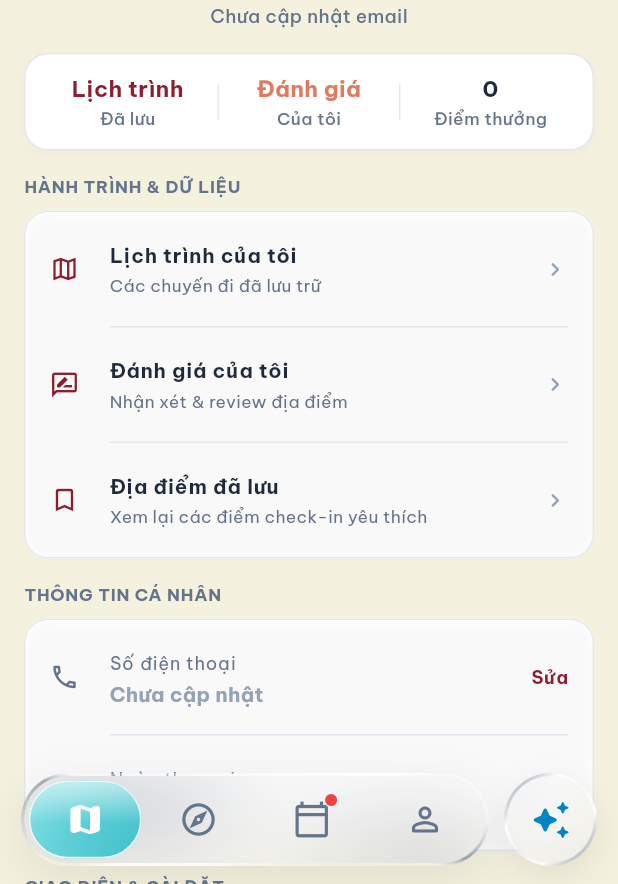
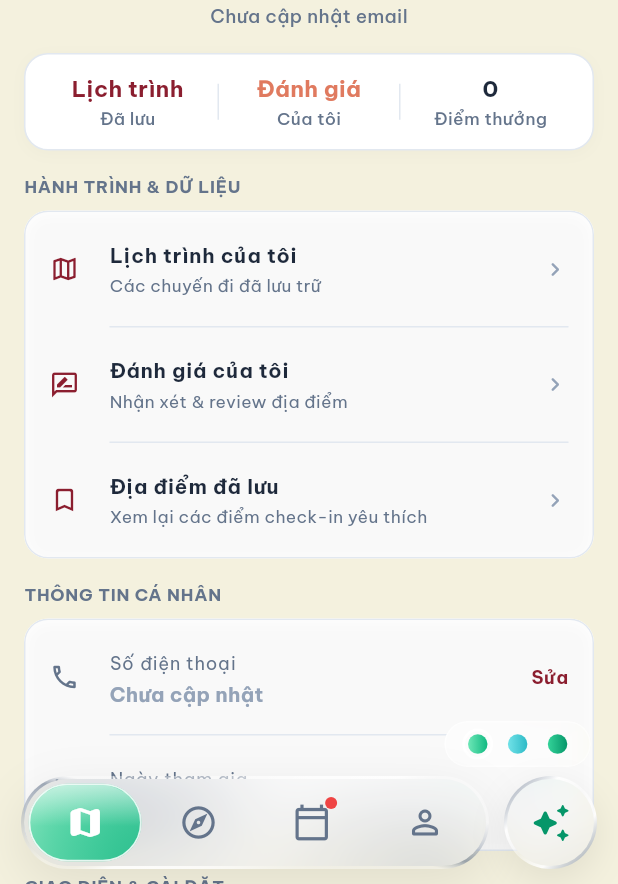
Before and after one commit to nhattminh1204/codo-ky, a Flutter app: the screen it shows once a user with an empty profile is signed in, after a tap on the "person" icon, on a phone screen of 412 x 824 dp, the part 352-1236 px from its top. Run offline on Flutter 3.47's test engine with Material 3 defaults, Android fonts, the phone set to English and light mode, and no system bars; our stand-ins replace cloud_firestore, dio, firebase_auth, firebase_core, flutter_dotenv, flutter_map and 13 more; missing offline and left inert: flutter_map_marker_cluster; accounts and stored records are empty.

Commit message:
style(ui): set Emerald Mint (0xFF6EE7B7 -> 0xFF10B981) as primary default dock theme

```diff
--- a/lib/shared/widgets/main_shell_layout.dart
+++ b/lib/shared/widgets/main_shell_layout.dart
@@ -6,12 +6,6 @@ import 'package:go_router/go_router.dart';
 import '../../core/theme/motion.dart';
 
 /// 1. GRADIENT CHO THANH NAV CAPSULE (DẠNG RỘNG)
-/// Tính TOÁN ĐỘNG góc bo thật của capsule dựa trên width/height thực tế,
-/// để đảm bảo vệt màu xám/trắng luôn nằm đúng tại góc bo (không còn hardcode
-/// theo một tỉ lệ cố định như trước).
-///
-/// - Góc DƯỚI-PHẢI & TRÊN-TRÁI: XÁM (đường chéo 45° "trên trái - dưới phải")
-/// - Góc DƯỚI-TRÁI & TRÊN-PHẢI: TRẮNG SÁNG
 SweepGradient buildNavGlassBorderGradient({
   required Color greyBorder,
   required Color whiteBorder,
@@ -19,34 +13,32 @@ SweepGradient buildNavGlassBorderGradient({
   required double width,
   required double height,
 }) {
-  final double r = height / 2; // bán kính bo 2 đầu capsule (stadium shape)
+  final double r = height / 2;
   final double halfW = width / 2;
   final double halfH = height / 2;
 
-  // Góc thực (độ) từ tâm hình đến điểm bo góc của capsule.
-  // Nếu halfW <= r (capsule quá ngắn / gần tròn), fallback về 45°.
   final double cornerDeg = (halfW > r)
       ? math.atan(halfH / (halfW - r)) * 180 / math.pi
       : 45.0;
 
-  const double spread = 3.5; // độ rộng vệt màu quanh mỗi góc, chỉnh tuỳ ý
+  const double spread = 3.5;
 
   double n(double deg) => (deg % 360) / 360;
 
   final double brIn = n(cornerDeg - spread);
-  final double br = n(cornerDeg); // GÓC DƯỚI-PHẢI (xám)
+  final double br = n(cornerDeg);
   final double brOut = n(cornerDeg + spread);
 
   final double blIn = n(180 - cornerDeg - spread);
-  final double bl = n(180 - cornerDeg); // GÓC DƯỚI-TRÁI (trắng)
+  final double bl = n(180 - cornerDeg);
   final double blOut = n(180 - cornerDeg + spread);
 
   final double tlIn = n(180 + cornerDeg - spread);
-  final double tl = n(180 + cornerDeg); // GÓC TRÊN-TRÁI (xám)
+  final double tl = n(180 + cornerDeg);
   final double tlOut = n(180 + cornerDeg + spread);
 
   final double trIn = n(360 - cornerDeg - spread);
-  final double tr = n(360 - cornerDeg); // GÓC TRÊN-PHẢI (trắng)
+  final double tr = n(360 - cornerDeg);
   final double trOut = n(360 - cornerDeg + spread);
 
   return SweepGradient(
@@ -54,19 +46,19 @@ SweepGradient buildNavGlassBorderGradient({
     startAngle: 0.0,
     endAngle: math.pi * 2,
     colors: [
-      fadedBorder, // 0.00: Khép vòng seamless
-      greyBorder, // GÓC BO DƯỚI - PHẢI: XÁM
+      fadedBorder,
+      greyBorder,
       fadedBorder,
       fadedBorder,
-      whiteBorder, // GÓC BO DƯỚI - TRÁI: TRẮNG SÁNG
+      whiteBorder,
       fadedBorder,
       fadedBorder,
-      greyBorder, // GÓC BO TRÊN - TRÁI: XÁM
+      greyBorder,
       fadedBorder,
       fadedBorder,
-      whiteBorder, // GÓC BO TRÊN - PHẢI: TRẮNG SÁNG
+      whiteBorder,
       fadedBorder,
-      fadedBorder, // 1.00: Khép vòng 100%
+      fadedBorder,
     ],
     stops: [
       0.0,
@@ -87,7 +79,6 @@ SweepGradient buildNavGlassBorderGradient({
 }
 
 /// 2. GRADIENT CHO NÚT AI TRÒN (TỶ LỆ 1:1)
-/// Nút AI dạng tròn hình học 1:1 dùng LinearGradient đường chéo 45° đối xứng chuẩn góc.
 LinearGradient buildAIButtonGlassBorderGradient({
   required Color greyBorder,
   required Color whiteBorder,
@@ -97,15 +88,55 @@ LinearGradient buildAIButtonGlassBorderGradient({
     begin: Alignment.topLeft,
     end: Alignment.bottomRight,
     colors: [
-      greyBorder, // Góc TRÊN - TRÁI (XÁM)
-      whiteBorder, // Góc TRÊN - PHẢI (TRẮNG SÁNG)
-      fadedBorder, // Tâm giữa (MỜ)
-      whiteBorder, // Góc DƯỚI - TRÁI (TRẮNG SÁNG)
-      greyBorder, // Góc DƯỚI - PHẢI (XÁM)
+      greyBorder,
+      whiteBorder,
+      fadedBorder,
+      whiteBorder,
+      greyBorder,
     ],
     stops: const [0.0, 0.30, 0.50, 0.70, 1.0],
   );
 }
+
+class _DockColorPalette {
+  final String name;
+  final List<Color> gradientColors;
+  final Color shadowColor;
+  final Color activeIconLight;
+  final Color activeIconDark;
+
+  const _DockColorPalette({
+    required this.name,
+    required this.gradientColors,
+    required this.shadowColor,
+    required this.activeIconLight,
+    required this.activeIconDark,
+  });
+}
+
+const _dockPalettes = [
+  _DockColorPalette(
+    name: 'Emerald Mint 🍃',
+    gradientColors: [Color(0xFF6EE7B7), Color(0xFF10B981)],
+    shadowColor: Color(0xFF10B981),
+    activeIconLight: Color(0xFF059669),
+    activeIconDark: Color(0xFF6EE7B7),
+  ),
+  _DockColorPalette(
+    name: 'Electric Cyan ⚡',
+    gradientColors: [Color(0xFF71E2E8), Color(0xFF2DBAC6)],
+    shadowColor: Color(0xFF2DBAC6),
+    activeIconLight: Color(0xFF0284C7),
+    activeIconDark: Color(0xFF38BDF8),
+  ),
+  _DockColorPalette(
+    name: 'Deep Emerald 🟢',
+    gradientColors: [Color(0xFF34D399), Color(0xFF059669)],
+    shadowColor: Color(0xFF059669),
+    activeIconLight: Color(0xFF059669),
+    activeIconDark: Color(0xFF34D399),
+  ),
+];
 
 class _NavItemData {
   final IconData icon;
@@ -135,6 +166,8 @@ class MainShellLayout extends StatefulWidget {
 }
 
 class _MainShellLayoutState extends State<MainShellLayout> {
+  int _paletteIndex = 0; // 0: Electric Cyan, 1: Emerald Jade, 2: Eco Bamboo
+
   void _onItemTapped(int index, BuildContext context) {
     HapticFeedback.lightImpact();
     widget.navigationShell.goBranch(
@@ -143,8 +176,6 @@ class _MainShellLayoutState extends State<MainShellLayout> {
     );
   }
 
-  /// Ánh xạ branchIndex sang vi trí Tab hiển thị trong thanh Capsule.
-  /// Nếu chọn branchIndex = 2 (Nút Trợ Lý AI), trả về -1 để ẩn Active Pill trong Capsule.
   int _getActiveTabIndex(int currentIndex) {
     switch (currentIndex) {
       case 0:
@@ -157,7 +188,7 @@ class _MainShellLayoutState extends State<MainShellLayout> {
         return 3; // Hồ sơ
       case 2:
       default:
-        return -1; // AI Assistant (Đang chọn nút AI tách biệt)
+        return -1; // AI Assistant
     }
   }
 
@@ -167,8 +198,8 @@ class _MainShellLayoutState extends State<MainShellLayout> {
     final activeIndex = _getActiveTabIndex(selectedIndex);
     final isDark = Theme.of(context).brightness == Brightness.dark;
     final isAiActive = selectedIndex == 2;
+    final currentPalette = _dockPalettes[_paletteIndex];
 
-    // Màu viền gradient dùng chung cho cả nav capsule và AI button
     final greyBorder = isDark
         ? const Color(0xFF475569).withValues(alpha: 0.50)
         : const Color(0xFF64748B).withValues(alpha: 0.60);
@@ -222,11 +253,77 @@ class _MainShellLayoutState extends State<MainShellLayout> {
       bottomNavigationBar: SafeArea(
         bottom: true,
         child: Padding(
-          padding: const EdgeInsets.fromLTRB(14, 4, 14, 12),
+          padding: const EdgeInsets.fromLTRB(14, 0, 14, 10),
+          child: Column(
+            mainAxisSize: MainAxisSize.min,
+            crossAxisAlignment: CrossAxisAlignment.end,
+            children: [
+              // ── Quick Dock Theme Palette Switcher ──────────────────────────
+              Padding(
+                padding: const EdgeInsets.only(right: 4, bottom: 6),
+                child: ClipRRect(
+                  borderRadius: BorderRadius.circular(9999),
+                  child: BackdropFilter(
+                    filter: ImageFilter.blur(sigmaX: 16, sigmaY: 16),
+                    child: Container(
+                      padding: const EdgeInsets.symmetric(horizontal: 8, vertical: 4),
+                      decoration: BoxDecoration(
+                        color: isDark
+                            ? Colors.black.withValues(alpha: 0.35)
+                            : Colors.white.withValues(alpha: 0.55),
+                        borderRadius: BorderRadius.circular(9999),
+                        border: Border.all(
+                          color: Colors.white.withValues(alpha: 0.60),
+                          width: 1.0,
+                        ),
+                      ),
                       child: Row(
+                        mainAxisSize: MainAxisSize.min,
+                        children: List.generate(_dockPalettes.length, (i) {
+                          final p = _dockPalettes[i];
+                          final isSelected = _paletteIndex == i;
+                          return GestureDetector(
+                            onTap: () {
+                              HapticFeedback.selectionClick();
+                              setState(() => _paletteIndex = i);
+                            },
+                            child: Tooltip(
+                              message: p.name,
+                              child: Container(
+                                margin: const EdgeInsets.symmetric(horizontal: 3),
+                                padding: const EdgeInsets.all(2),
+                                decoration: BoxDecoration(
+                                  shape: BoxShape.circle,
+                                  border: Border.all(
+                                    color: isSelected ? Colors.white : Colors.transparent,
+                                    width: 1.8,
+                                  ),
+                                ),
+                                child: Container(
+                                  width: 13,
+                                  height: 13,
+                                  decoration: BoxDecoration(
+                                    shape: BoxShape.circle,
+                                    gradient: LinearGradient(
+                                      colors: p.gradientColors,
+                                    ),
+                                  ),
+                                ),
+                              ),
+                            ),
+                          );
+                        }),
+                      ),
+                    ),
+                  ),
+                ),
+              ),
+
+              // ── Dock Row (Capsule + AI Button) ─────────────────────────────
+              Row(
                 crossAxisAlignment: CrossAxisAlignment.center,
                 children: [
-              // ─── 1. Floating Glass Navigation Capsule ────────────────────────
+                  // ─── 1. Floating Glass Navigation Capsule ──────────────────
                   Expanded(
                     child: LayoutBuilder(
                       builder: (context, outerConstraints) {
@@ -289,7 +386,8 @@ class _MainShellLayoutState extends State<MainShellLayout> {
                                               bottom: 0,
                                               width: tabWidth,
                                               child: ClipRRect(
-                                            borderRadius: BorderRadius.circular(9999),
+                                                borderRadius:
+                                                    BorderRadius.circular(9999),
                                                 child: BackdropFilter(
                                                   filter: ImageFilter.blur(
                                                     sigmaX: 16,
@@ -299,9 +397,11 @@ class _MainShellLayoutState extends State<MainShellLayout> {
                                                     decoration: BoxDecoration(
                                                       gradient: LinearGradient(
                                                         colors: [
-                                                      const Color(0xFF71E2E8)
+                                                          currentPalette
+                                                              .gradientColors[0]
                                                               .withValues(alpha: 0.75),
-                                                      const Color(0xFF2DBAC6)
+                                                          currentPalette
+                                                              .gradientColors[1]
                                                               .withValues(alpha: 0.85),
                                                         ],
                                                         begin: Alignment.topLeft,
@@ -316,7 +416,8 @@ class _MainShellLayoutState extends State<MainShellLayout> {
                                                       ),
                                                       boxShadow: [
                                                         BoxShadow(
-                                                      color: const Color(0xFF2DBAC6)
+                                                          color: currentPalette
+                                                              .shadowColor
                                                               .withValues(alpha: 0.45),
                                                           blurRadius: 18,
                                                           offset: const Offset(0, 6),
@@ -330,17 +431,22 @@ class _MainShellLayoutState extends State<MainShellLayout> {
                                                           child: DecoratedBox(
                                                             decoration: BoxDecoration(
                                                               borderRadius:
-                                                              BorderRadius.circular(9999),
+                                                                  BorderRadius.circular(
+                                                                      9999),
                                                               gradient: LinearGradient(
                                                                 colors: [
                                                                   Colors.white
-                                                                  .withValues(alpha: 0.55),
+                                                                      .withValues(
+                                                                          alpha: 0.55),
                                                                   Colors.white
-                                                                  .withValues(alpha: 0.0),
+                                                                      .withValues(
+                                                                          alpha: 0.0),
                                                                 ],
                                                                 stops: const [0.0, 0.55],
-                                                            begin: Alignment.topCenter,
-                                                            end: Alignment.bottomCenter,
+                                                                begin: Alignment
+                                                                    .topCenter,
+                                                                end: Alignment
+                                                                    .bottomCenter,
                                                               ),
                                                             ),
                                                           ),
@@ -354,7 +460,8 @@ class _MainShellLayoutState extends State<MainShellLayout> {
 
                                           // ── Tab Buttons ──
                                           Row(
-                                        children: List.generate(navTabs.length, (index) {
+                                            children: List.generate(navTabs.length,
+                                                (index) {
                                               final item = navTabs[index];
                                               final isSelected = activeIndex == index;
 
@@ -386,12 +493,15 @@ class _MainShellLayoutState extends State<MainShellLayout> {
 
                   const SizedBox(width: 10),
 
-              // ─── 2. Floating AI Circular Glass Button ────────────────────────
+                  // ─── 2. Floating AI Circular Glass Button ──────────────────
                   _AiButtonWidget(
                     isAiActive: isAiActive,
                     isDark: isDark,
+                    palette: currentPalette,
                     aiGlassGradient: aiGlassGradient,
                     onTap: () => _onItemTapped(2, context),
+                  ),
+                ],
               ),
             ],
           ),
@@ -401,7 +511,7 @@ class _MainShellLayoutState extends State<MainShellLayout> {
   }
 }
 
-/// Nút Tab đơn lẻ giúp tự quản lý hiệu ứng press state cục bộ (không làm rebuild toàn bộ Shell)
+/// Nút Tab đơn lẻ
 class _NavItemButton extends StatefulWidget {
   final _NavItemData item;
   final bool isSelected;
@@ -514,16 +624,18 @@ class _NavItemButtonState extends State<_NavItemButton> {
   }
 }
 
-/// Nút AI Tròn Nội bộ quản lý hiệu ứng press state độc lập
+/// Nút AI Tròn Nội bộ
 class _AiButtonWidget extends StatefulWidget {
   final bool isAiActive;
   final bool isDark;
+  final _DockColorPalette palette;
   final LinearGradient aiGlassGradient;
   final VoidCallback onTap;
 
   const _AiButtonWidget({
     required this.isAiActive,
     required this.isDark,
+    required this.palette,
     required this.aiGlassGradient,
     required this.onTap,
   });
@@ -566,8 +678,8 @@ class _AiButtonWidgetState extends State<_AiButtonWidget> {
               decoration: BoxDecoration(
                 shape: BoxShape.circle,
                 gradient: widget.isAiActive
-                    ? const LinearGradient(
-                        colors: [Color(0xFF71E2E8), Color(0xFF2DBAC6)],
+                    ? LinearGradient(
+                        colors: widget.palette.gradientColors,
                         begin: Alignment.topLeft,
                         end: Alignment.bottomRight,
                       )
@@ -575,7 +687,7 @@ class _AiButtonWidgetState extends State<_AiButtonWidget> {
                 boxShadow: widget.isAiActive
                     ? [
                         BoxShadow(
-                          color: const Color(0xFF2DBAC6).withValues(alpha: 0.45),
+                          color: widget.palette.shadowColor.withValues(alpha: 0.45),
                           blurRadius: 18,
                           offset: const Offset(0, 6),
                         ),
@@ -608,8 +720,8 @@ class _AiButtonWidgetState extends State<_AiButtonWidget> {
                         color: widget.isAiActive
                             ? Colors.white
                             : (widget.isDark
-                                  ? const Color(0xFF38BDF8)
-                                  : const Color(0xFF0284C7)),
+                                  ? widget.palette.activeIconDark
+                                  : widget.palette.activeIconLight),
                       ),
                     ),
                   ),
```
Lines whose indentation alone changed are shown as unchanged.
